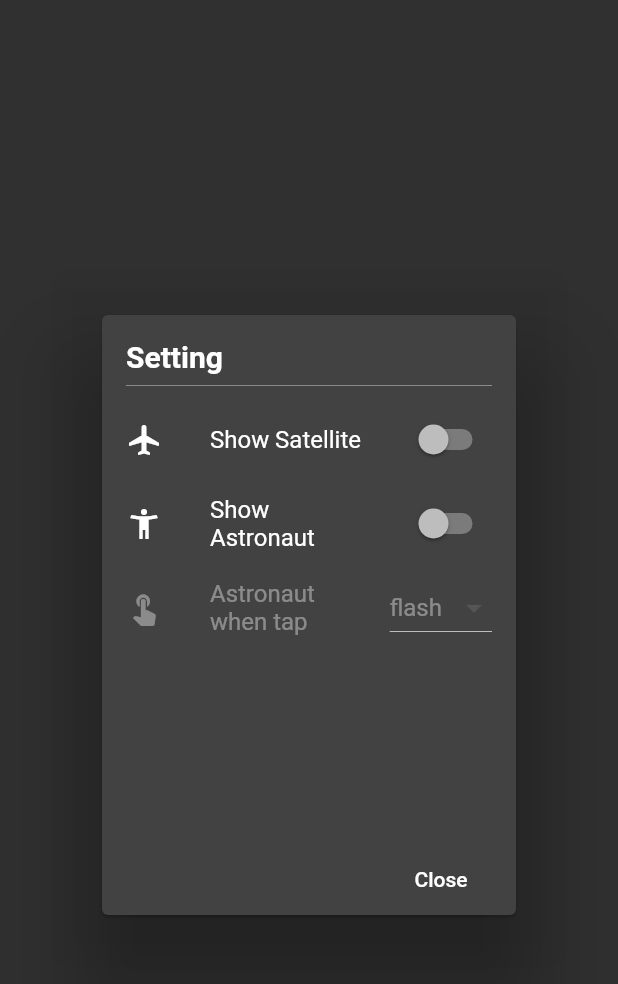
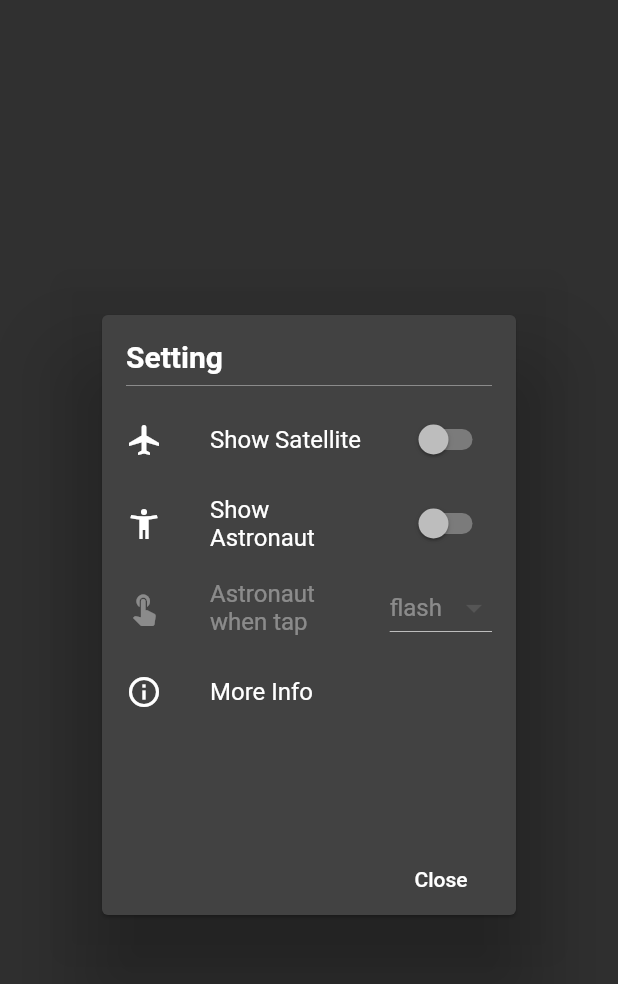
Before and after one commit to Thomas-Leung/How-is-Moon, a Flutter app: the SettingDialog widget shown alone on an empty page, opened directly with empty values, on a phone screen of 412 x 824 dp. Shown: the top 984 px of the screen. Run offline on Flutter 3.47's test engine with Material 2 defaults, Android fonts, the phone set to English and light mode, and no system bars; our stand-ins replace flare_flutter, flutter_svg, shared_preferences; missing offline and left inert: flare_dart; accounts and stored records are empty.

```diff
--- /dev/null
+++ b/lib/moon_icons.dart
@@ -0,0 +1,25 @@
+/// Flutter icons MoonIcons
+/// Copyright (C) 2020 by original authors @ fluttericon.com, fontello.com
+/// This font was generated by FlutterIcon.com, which is derived from Fontello.
+///
+/// To use this font, place it in your fonts/ directory and include the
+/// following in your pubspec.yaml
+///
+/// flutter:
+///   fonts:
+///    - family:  MoonIcons
+///      fonts:
+///       - asset: fonts/MoonIcons.ttf
+///
+///
+///
+import 'package:flutter/widgets.dart';
+
+class MoonIcons {
+  MoonIcons._();
+
+  static const _kFontFam = 'MoonIcons';
+  static const _kFontPkg = null;
+
+  static const IconData moon = IconData(0xe800, fontFamily: _kFontFam, fontPackage: _kFontPkg);
+}
```
Also changed, not shown: lib/settingsDialog.dart (+37 -0 lines), pubspec.yaml (+5 -6 lines), assets/icons/MoonIcons.ttf (added).
